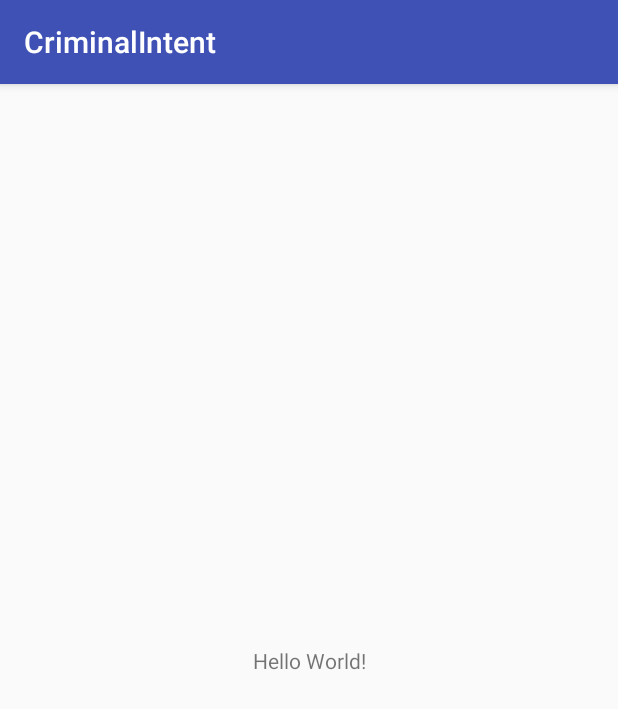
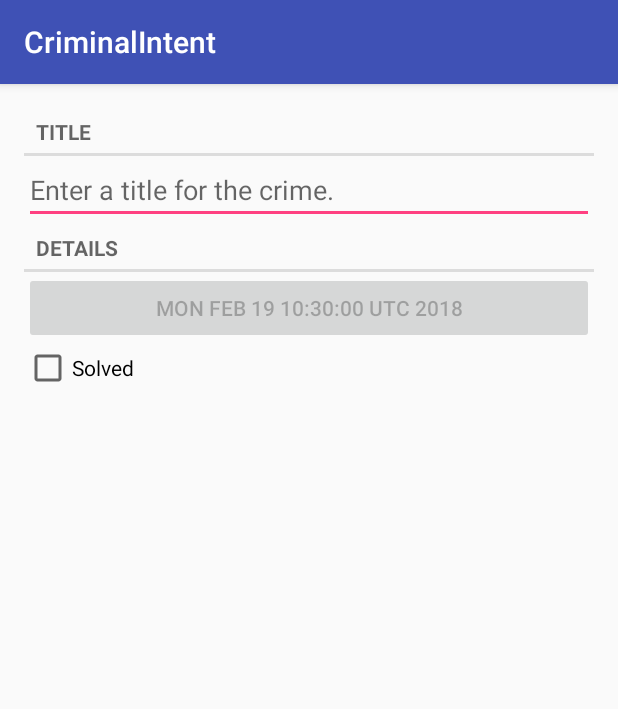
Before and after one commit to paularintaharri/CriminalIntent, an Android app: the screen it shows after launch (CrimeActivity), on a phone screen of 412 x 824 dp. Shown: the top 709 px of the screen. Run offline under Robolectric (Android 15) with nearby library versions, the phone set to English and light mode, and no system bars.

Commit message:
fragmetn added

```diff
--- a/app/build.gradle
+++ b/app/build.gradle
@@ -19,7 +19,7 @@ android {
 }
 
 dependencies {
-    implementation fileTree(dir: 'libs', include: ['*.jar'])
+    implementation fileTree(include: ['*.jar'], dir: 'libs')
     implementation 'com.android.support:appcompat-v7:26.1.0'
     implementation 'com.android.support.constraint:constraint-layout:1.0.2'
     testImplementation 'junit:junit:4.12'
--- /dev/null
+++ b/app/src/main/java/com/bignerdranch/android/criminalintent/Crime.java
@@ -0,0 +1,48 @@
+package com.bignerdranch.android.criminalintent;
+
+import java.util.Date;
+import java.util.UUID;
+
+/**
+ * Created by Paula on 19.2.2018.
+ */
+
+public class Crime {
+    private UUID mId;
+    private String mTitle;
+    private Date mDate;
+    private boolean mSolved;
+
+    public Crime() {
+        mId = UUID.randomUUID();
+        mDate = new Date();
+    }
+
+    public UUID getId() {
+        return mId;
+    }
+
+    public String getTitle() {
+        return mTitle;
+    }
+
+    public void setTitle(String title) {
+        mTitle = title;
+    }
+
+    public Date getDate() {
+        return mDate;
+    }
+
+    public void setDate(Date date) {
+        mDate = date;
+    }
+
+    public boolean isSolved() {
+        return mSolved;
+    }
+
+    public void setSolved(boolean solved) {
+        mSolved = solved;
+    }
+}
--- a/app/src/main/java/com/bignerdranch/android/criminalintent/CrimeActivity.java
+++ b/app/src/main/java/com/bignerdranch/android/criminalintent/CrimeActivity.java
@@ -1,5 +1,7 @@
 package com.bignerdranch.android.criminalintent;
 
+import android.support.v4.app.Fragment;
+import android.support.v4.app.FragmentManager;
 import android.support.v7.app.AppCompatActivity;
 import android.os.Bundle;
 
@@ -9,5 +11,16 @@ public class CrimeActivity extends AppCompatActivity {
     protected void onCreate(Bundle savedInstanceState) {
         super.onCreate(savedInstanceState);
         setContentView(R.layout.activity_crime);
+
+        FragmentManager fm = getSupportFragmentManager();
+        Fragment fragment = fm.findFragmentById(R.id.fragment_container);
+
+        if (fragment == null) {
+            fragment = new CrimeFragment();
+            fm.beginTransaction()
+                    .add(R.id.fragment_container, fragment)
+                    .commit();
+        }
+
     }
 }
--- /dev/null
+++ b/app/src/main/java/com/bignerdranch/android/criminalintent/CrimeFragment.java
@@ -0,0 +1,70 @@
+package com.bignerdranch.android.criminalintent;
+
+import android.os.Bundle;
+import android.support.annotation.Nullable;
+import android.support.v4.app.Fragment;
+import android.text.Editable;
+import android.text.TextWatcher;
+import android.view.LayoutInflater;
+import android.view.View;
+import android.view.ViewGroup;
+import android.widget.Button;
+import android.widget.CheckBox;
+import android.widget.CompoundButton;
+import android.widget.EditText;
+
+/**
+ * Created by Paula on 19.2.2018.
+ */
+
+public class CrimeFragment extends Fragment {
+    private Crime mCrime;
+    private EditText mTitleField;
+    private Button mDateButton;
+    private CheckBox mSolvedCheckBox;
+
+    @Override
+    public void onCreate(Bundle savedInstanceState) {
+        super.onCreate(savedInstanceState);
+        mCrime = new Crime();
+    }
+
+    @Override
+    public View onCreateView(LayoutInflater inflater, ViewGroup container, Bundle savedInstanceState) {
+        View v = inflater.inflate(R.layout.fragment_crime, container, false);
+        mTitleField = (EditText) v.findViewById(R.id.crime_title);
+        mTitleField.addTextChangedListener(new TextWatcher() {
+
+            @Override
+            public void beforeTextChanged(
+                    CharSequence s, int start, int count, int after) {
+                // This space intentionally left blank
+            }
+
+            @Override
+            public void onTextChanged(
+                    CharSequence s, int start, int before, int count) {
+                mCrime.setTitle(s.toString());
+            }
+
+            @Override
+            public void afterTextChanged(Editable s) {
+                // This one too
+            }
+        });
+
+        mDateButton = (Button) v.findViewById(R.id.crime_date);
+        mDateButton.setText(mCrime.getDate().toString());
+        mDateButton.setEnabled(false);
+
+        mSolvedCheckBox = (CheckBox)v.findViewById(R.id.crime_solved);
+        mSolvedCheckBox.setOnCheckedChangeListener(new CompoundButton.OnCheckedChangeListener() {
+            @Override
+            public void onCheckedChanged(CompoundButton buttonView, boolean isChecked) {
+                mCrime.setSolved(isChecked);
+            }
+        });
+
+        return v;
+    }
+}
--- a/app/src/main/res/layout/activity_crime.xml
+++ b/app/src/main/res/layout/activity_crime.xml
@@ -1,18 +1,6 @@
 <?xml version="1.0" encoding="utf-8"?>
-<android.support.constraint.ConstraintLayout xmlns:android="http://schemas.android.com/apk/res/android"
-    xmlns:app="http://schemas.android.com/apk/res-auto"
-    xmlns:tools="http://schemas.android.com/tools"
+<FrameLayout
+    xmlns:android="http://schemas.android.com/apk/res/android"
+    android:id="@+id/fragment_container"
     android:layout_width="match_parent"
-    android:layout_height="match_parent"
-    tools:context="com.bignerdranch.android.criminalintent.CrimeActivity">
-
-    <TextView
-        android:layout_width="wrap_content"
-        android:layout_height="wrap_content"
-        android:text="Hello World!"
-        app:layout_constraintBottom_toBottomOf="parent"
-        app:layout_constraintLeft_toLeftOf="parent"
-        app:layout_constraintRight_toRightOf="parent"
-        app:layout_constraintTop_toTopOf="parent" />
-
-</android.support.constraint.ConstraintLayout>
+    android:layout_height="match_parent" />
--- /dev/null
+++ b/app/src/main/res/layout/fragment_crime.xml
@@ -0,0 +1,38 @@
+<?xml version="1.0" encoding="utf-8"?>
+<LinearLayout xmlns:android="http://schemas.android.com/apk/res/android"
+    android:orientation="vertical"
+    android:layout_width="match_parent"
+    android:layout_height="match_parent"
+    android:layout_margin="16dp">
+
+    <TextView
+        style="?android:listSeparatorTextViewStyle"
+        android:layout_width="match_parent"
+        android:layout_height="wrap_content"
+        android:text="@string/crime_title_label"/>
+
+    <EditText
+        android:id="@+id/crime_title"
+        android:layout_width="match_parent"
+        android:layout_height="wrap_content"
+        android:hint="@string/crime_title_hint"/>
+
+    <TextView
+        style="?android:listSeparatorTextViewStyle"
+        android:layout_width="match_parent"
+        android:layout_height="wrap_content"
+        android:text="@string/crime_details_label"/>
+
+    <Button
+        android:id="@+id/crime_date"
+        android:layout_width="match_parent"
+        android:layout_height="wrap_content"/>
+
+    <CheckBox
+        android:id="@+id/crime_solved"
+        android:layout_width="match_parent"
+        android:layout_height="wrap_content"
+        android:text="@string/crime_solved_label"/>
+
+
+</LinearLayout>
--- a/app/src/main/res/values/strings.xml
+++ b/app/src/main/res/values/strings.xml
@@ -1,3 +1,7 @@
 <resources>
     <string name="app_name">CriminalIntent</string>
+    <string name="crime_title_hint">Enter a title for the crime.</string>
+    <string name="crime_title_label">Title</string>
+    <string name="crime_details_label">Details</string>
+    <string name="crime_solved_label">Solved</string>
 </resources>
```
